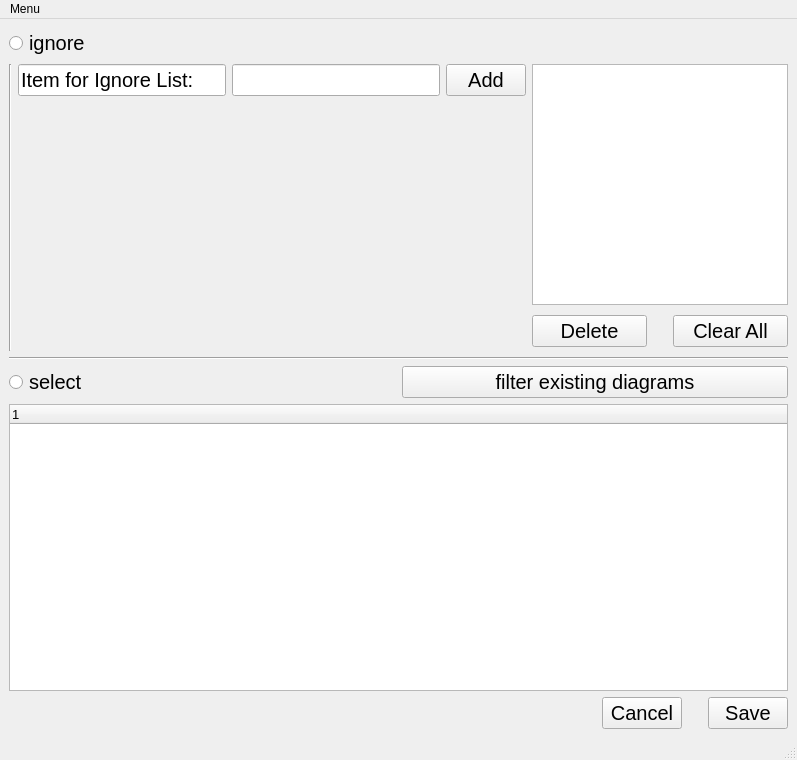
Qt form source_code/ui/select_plants.ui (MaximilianBrokamp/ENEFFCO-diagramm-creator) before a commit.
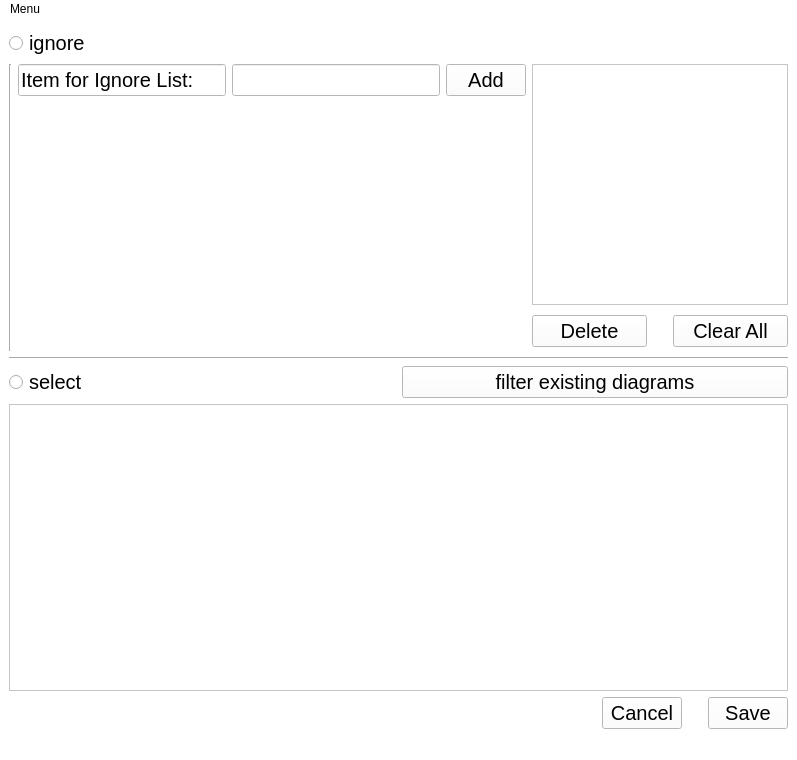
The same form after that commit.

The edit to the form file:
```diff
--- a/source_code/ui/select_plants.ui
+++ b/source_code/ui/select_plants.ui
@@ -13,6 +13,10 @@
   <property name="windowTitle">
    <string>Eneffco Diagram creator</string>
   </property>
+  <property name="styleSheet">
+   <string notr="true">
+background-color: rgb(255, 255, 255);</string>
+  </property>
   <widget class="QWidget" name="centralwidget">
    <layout class="QGridLayout" name="gridLayout">
     <item row="3" column="0">
@@ -52,6 +56,12 @@
           <pointsize>10</pointsize>
          </font>
         </property>
+        <property name="editTriggers">
+         <set>QAbstractItemView::NoEditTriggers</set>
+        </property>
+        <attribute name="headerVisible">
+         <bool>false</bool>
+        </attribute>
         <column>
          <property name="text">
           <string/>
@@ -312,7 +322,7 @@
      <x>0</x>
      <y>0</y>
      <width>797</width>
-     <height>26</height>
+     <height>21</height>
     </rect>
    </property>
    <widget class="QMenu" name="menuMenu">
```
